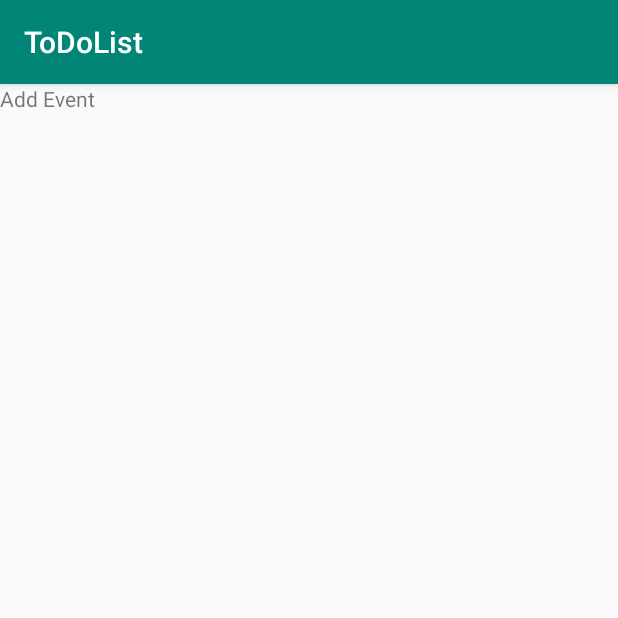
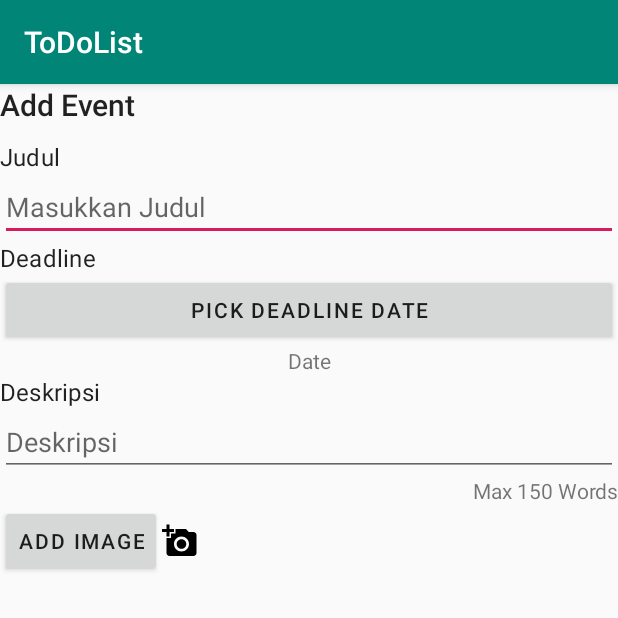
Before and after one commit to gilangnur/simple-to-do-list, an Android app: the screen it shows after launch (MainActivity), on a phone screen of 412 x 824 dp, the top half of it. Run offline under Robolectric (Android 15) with nearby library versions, the phone set to English and light mode, and no system bars.

```diff
--- a/app/build.gradle
+++ b/app/build.gradle
@@ -23,6 +23,7 @@ dependencies {
     implementation 'androidx.appcompat:appcompat:1.0.2'
     implementation 'androidx.constraintlayout:constraintlayout:1.1.3'
     implementation 'com.google.android.material:material:1.0.0'
+    implementation 'androidx.legacy:legacy-support-v4:1.0.0'
     testImplementation 'junit:junit:4.12'
     androidTestImplementation 'androidx.test:runner:1.1.1'
     androidTestImplementation 'androidx.test.espresso:espresso-core:3.1.1'
--- a/app/src/main/java/com/example/todolist/MainActivity.java
+++ b/app/src/main/java/com/example/todolist/MainActivity.java
@@ -9,6 +9,6 @@ public class MainActivity extends AppCompatActivity {
     @Override
     protected void onCreate(Bundle savedInstanceState) {
         super.onCreate(savedInstanceState);
-        setContentView(R.layout.activity_main);
+        setContentView(R.layout.fragment_add_event);
     }
 }
--- a/app/src/main/res/layout/activity_main.xml
+++ b/app/src/main/res/layout/activity_main.xml
@@ -1,16 +1,8 @@
 <?xml version="1.0" encoding="utf-8"?>
-<LinearLayout xmlns:android="http://schemas.android.com/apk/res/android"
+<FrameLayout xmlns:android="http://schemas.android.com/apk/res/android"
     xmlns:app="http://schemas.android.com/apk/res-auto"
     xmlns:tools="http://schemas.android.com/tools"
     android:layout_width="match_parent"
     android:layout_height="match_parent"
     android:orientation="vertical"
-    tools:context=".MainActivity" >
-
-    <TextView
-        android:id="@+id/textView"
-        android:layout_width="match_parent"
-        android:layout_height="wrap_content"
-        android:text="Add Event"
-        />
-</LinearLayout>
+    tools:context=".MainActivity" />
--- a/app/src/main/res/layout/fragment_add_event.xml
+++ b/app/src/main/res/layout/fragment_add_event.xml
@@ -1,14 +1,96 @@
 <?xml version="1.0" encoding="utf-8"?>
-<FrameLayout xmlns:android="http://schemas.android.com/apk/res/android"
+<LinearLayout xmlns:android="http://schemas.android.com/apk/res/android"
+    xmlns:app="http://schemas.android.com/apk/res-auto"
     xmlns:tools="http://schemas.android.com/tools"
     android:layout_width="match_parent"
     android:layout_height="match_parent"
-    tools:context=".AddEvent">
+    android:orientation="vertical"
+    tools:context=".MainActivity" >
 
-    <!-- TODO: Update blank fragment layout -->
     <TextView
+        android:id="@+id/txtAddEvent"
         android:layout_width="match_parent"
-        android:layout_height="match_parent"
-        android:text="@string/hello_blank_fragment" />
+        android:layout_height="wrap_content"
+        android:textAppearance="@style/TextAppearance.AppCompat.SearchResult.Title"
+        android:text="Add Event"
+        />
 
-</FrameLayout>
+    <TextView
+        android:id="@+id/txtJudul"
+        android:layout_width="match_parent"
+        android:layout_height="wrap_content"
+        android:layout_marginTop="10dp"
+        android:textAppearance="@style/TextAppearance.MaterialComponents.Subtitle1"
+        android:text="Judul" />
+
+    <EditText
+        android:id="@+id/inputJudul"
+        android:layout_width="match_parent"
+        android:layout_height="wrap_content"
+        android:ems="10"
+        android:inputType="textPersonName"
+        android:hint="Masukkan Judul" />
+
+    <TextView
+        android:id="@+id/txtDeadline"
+        android:layout_width="match_parent"
+        android:layout_height="wrap_content"
+        android:textAppearance="@style/TextAppearance.MaterialComponents.Subtitle1"
+        android:text="Deadline" />
+
+    <Button
+        android:id="@+id/btnDeadlineDate"
+        android:layout_width="match_parent"
+        android:layout_height="wrap_content"
+        android:textAppearance="@style/TextAppearance.MaterialComponents.Button"
+        android:text="Pick Deadline Date" />
+
+    <TextView
+        android:id="@+id/txtDeadlineDate"
+        android:layout_width="match_parent"
+        android:layout_height="wrap_content"
+        android:text="Date"
+        android:textAlignment="center" />
+
+    <TextView
+        android:id="@+id/txtDeskripsi"
+        android:layout_width="match_parent"
+        android:layout_height="wrap_content"
+        android:textAppearance="@style/TextAppearance.MaterialComponents.Subtitle1"
+        android:text="Deskripsi" />
+
+    <EditText
+        android:id="@+id/inputDeskripsi"
+        android:layout_width="match_parent"
+        android:layout_height="wrap_content"
+        android:ems="10"
+        android:inputType="textPersonName"
+        android:hint="Deskripsi" />
+
+    <TextView
+        android:id="@+id/txtMaxWords"
+        android:layout_width="match_parent"
+        android:layout_height="wrap_content"
+        android:gravity="end"
+        android:text="Max 150 Words" />
+
+    <LinearLayout
+        android:layout_width="wrap_content"
+        android:layout_height="wrap_content"
+        android:orientation="horizontal">
+
+        <Button
+            android:id="@+id/btnAddImage"
+            android:layout_width="match_parent"
+            android:layout_height="wrap_content"
+            android:text="Add Image"
+            android:textAppearance="@style/TextAppearance.MaterialComponents.Button" />
+
+        <ImageView
+            android:id="@+id/imgAddImage"
+            android:layout_width="wrap_content"
+            android:layout_height="wrap_content"
+            android:layout_gravity="center"
+            app:srcCompat="@drawable/ic_add_a_photo_black_24dp" />
+    </LinearLayout>
+</LinearLayout>
--- a/app/src/main/res/values/strings.xml
+++ b/app/src/main/res/values/strings.xml
@@ -1,3 +1,6 @@
 <resources>
     <string name="app_name">ToDoList</string>
+
+    <!-- TODO: Remove or change this placeholder text -->
+    <string name="hello_blank_fragment">Hello blank fragment</string>
 </resources>
```
Also changed, not shown: app/src/main/java/com/example/todolist/AddEvent.java (+68 -78 lines).
